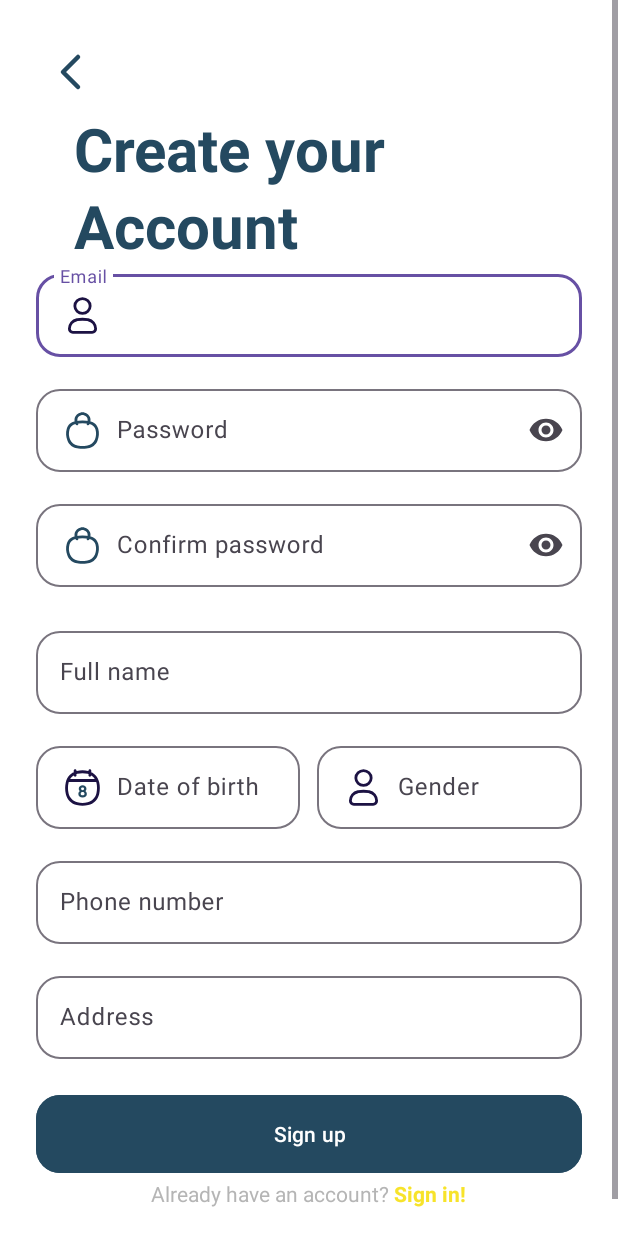
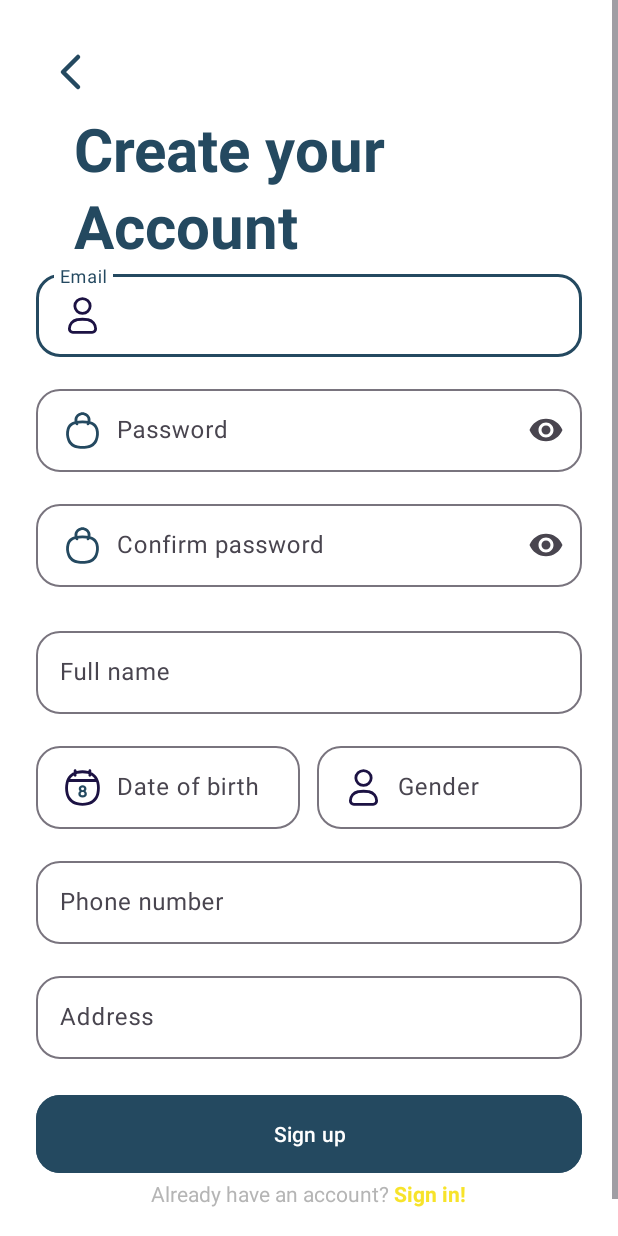
Before and after one commit to SE114-ProTrack/protrack-fe, an Android app: the RegisterActivity screen opened directly, with no data from a screen before it, on a phone screen of 412 x 824 dp. Run offline under Robolectric (Android 15) with nearby library versions, the phone set to English and light mode, and no system bars.

Commit message:
update primary colors

```diff
--- a/app/src/main/res/values/colors.xml
+++ b/app/src/main/res/values/colors.xml
@@ -1,5 +1,20 @@
 <?xml version="1.0" encoding="utf-8"?>
 <resources>
-    <color name="black">#FF000000</color>
-    <color name="white">#FFFFFFFF</color>
+    <!-- Brand -->
+    <color name="colorPrimary">#244960</color>
+    <color name="colorSecondary">#F7E32A</color>
+    <color name="colorSecondaryVariant">#FAC929</color>
+
+    <!-- Surface -->
+    <color name="colorSurface">#FFFFFF</color>
+
+    <!-- Status -->
+    <color name="colorError">#B00020</color>
+    <color name="colorDisabled">#9E9E9E</color>
+    <color name="colorDivider">#E0E0E0</color>
+
+    <!-- Custom (optional) -->
+    <color name="colorSuccess">#4CAF50</color>
+    <color name="colorWarning">#FFA000</color>
+    <color name="colorInfo">#2196F3</color>
 </resources>
--- a/app/src/main/res/values/themes.xml
+++ b/app/src/main/res/values/themes.xml
@@ -1,8 +1,14 @@
 <resources xmlns:tools="http://schemas.android.com/tools">
     <!-- Base application theme. -->
     <style name="Base.Theme.ProTrack" parent="Theme.Material3.DayNight.NoActionBar">
-        <!-- Customize your light theme here. -->
-        <!-- <item name="colorPrimary">@color/my_light_primary</item> -->
+        <!-- Brand color. -->
+        <item name="colorPrimary">@color/colorPrimary</item>
+        <item name="colorSecondary">@color/colorSecondary</item>
+        <item name="colorSecondaryVariant">@color/colorSecondaryVariant</item>
+
+        <!-- Others -->
+        <item name="colorSurface">@color/colorSurface</item>
+
     </style>
 
     <style name="Theme.ProTrack" parent="Base.Theme.ProTrack" />
```
